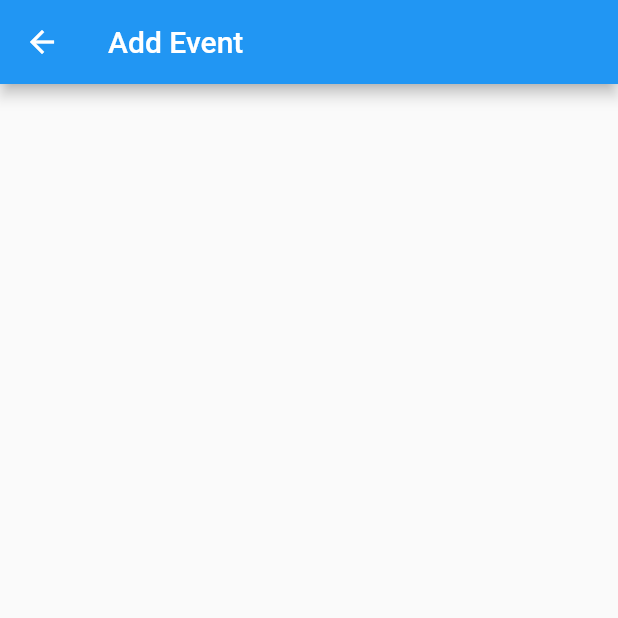
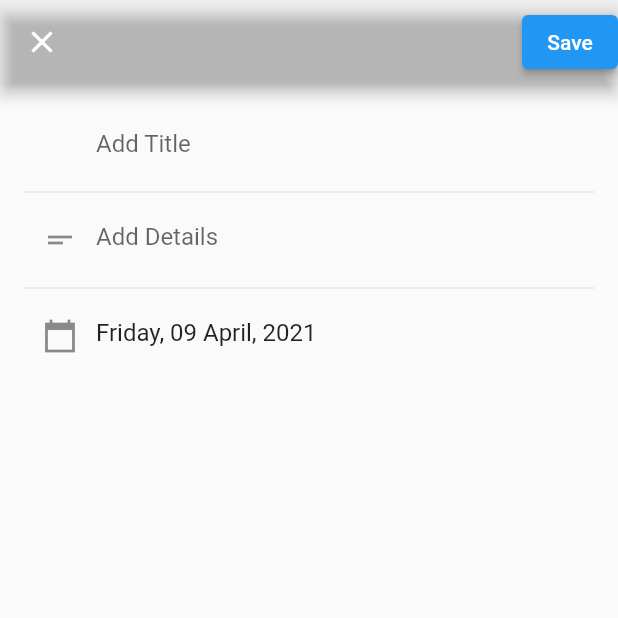
Before and after one commit to michaelSink/SDD-Project, a Flutter app: the AddEventPageScreen screen opened by its route, on a phone screen of 412 x 824 dp, the top half of it. Run offline on Flutter 3.47's test engine with Material 2 defaults, Android fonts, the phone set to English and light mode, and no system bars; drawn by our look-alikes of flutter_form_builder; our stand-ins replace cached_network_image, cloud_firestore, contacts_service, firebase_auth, firebase_storage, google_sign_in and 3 more; missing offline and left inert: firebase_helpers, google_ml_kit; accounts and stored records are empty.

Commit message:
Add Yan's Sprint 4 changes

```diff
--- /dev/null
+++ b/lib/controller/event_firestore_service.dart
@@ -0,0 +1,9 @@
+import 'package:SDD_Project/model/app_event.dart';
+import 'package:SDD_Project/model/data_constants.dart';
+import 'package:firebase_helpers/firebase_helpers.dart';
+
+final eventDBS = DatabaseService<AppEvent>(
+  AppDBConstants.eventsCollection,
+  fromDS: (id, data) => AppEvent.fromDS(id, data),
+  toMap: (event) => event.toMap(),
+);
--- a/lib/main.dart
+++ b/lib/main.dart
@@ -27,6 +27,7 @@ import 'screens/prescription_screen.dart';
 import 'screens/addprescription_screen.dart';
 import 'screens/question_screen.dart';
 import 'screens/questionhome_screen.dart';
+import 'screens/reset_password_screen.dart';
 
 void main(){
 
@@ -72,6 +73,7 @@ class AppRoutes extends StatelessWidget{
         QuestionFormScreen.routeName: (context) => QuestionFormScreen(),
         QuestionHomeScreen.routeName: (context) => QuestionHomeScreen(),
         EditFeelGoodVault.routeName: (context) => EditFeelGoodVault(),
+        ResetPasswordScreen.routeName: (context) => ResetPasswordScreen(),
       }
     );
   }
--- a/lib/screens/aboutpage_screen.dart
+++ b/lib/screens/aboutpage_screen.dart
@@ -1,5 +1,4 @@
 import 'package:SDD_Project/controller/aboutdb.dart';
-import 'package:cloud_firestore/cloud_firestore.dart';
 import 'package:flutter/material.dart';
 
 class AboutPageScreen extends StatefulWidget {
--- a/lib/screens/addeventpage_screen.dart
+++ b/lib/screens/addeventpage_screen.dart
@@ -1,9 +1,14 @@
+import 'package:SDD_Project/controller/event_firestore_service.dart';
 import 'package:flutter/material.dart';
-
+import 'package:flutter_form_builder/flutter_form_builder.dart';
+import 'package:intl/intl.dart';
 
 
 class AddEventPageScreen extends StatefulWidget {
+  final DateTime selectedDate;
   static const routeName = '/homeScreen/addEventPageScreen';
+
+  const AddEventPageScreen({Key key, this.selectedDate}) : super(key: key);
   @override
   State<StatefulWidget> createState() {
     return _AddEventPageState();
@@ -11,17 +16,85 @@ class AddEventPageScreen extends StatefulWidget {
 }
 
 class _AddEventPageState extends State<AddEventPageScreen> {
-  // final _formKey = GlobalKey<FormBuilderState>();
+  final _formKey = GlobalKey<FormBuilderState>();
   @override
   Widget build(BuildContext context) {
     return Scaffold(
       appBar: AppBar(
-        title: Text('Add Event'),
+        backgroundColor: Colors.transparent,
+        leading: IconButton(
+          icon: Icon(Icons.clear),
+          onPressed: () {
+            Navigator.pop(context);
+          },
+        ),
+        actions: [
+          Center(
+            child: ElevatedButton(
+              onPressed: () async {
+                // save event
+                bool validated = _formKey.currentState.validate();
+                if (validated) {
+                  _formKey.currentState.save();
+                  final data =
+                      Map<String, dynamic>.from(_formKey.currentState.value);
+                  data['date'] =
+                      (data['date'] as DateTime).millisecondsSinceEpoch;
+                  // data['userId'] = context.read(userRepoProvider).user.id;
+                  await eventDBS.create(data);
+                  Navigator.pop(context);
+                }
+              },
+              child: Text("Save"),
+            ),
+          )
+        ],
       ),
       body: ListView(
         padding: const EdgeInsets.all(16.0),
         children: <Widget>[
-
+          FormBuilder(
+            key: _formKey,
+            child: Column(
+              children: [
+                FormBuilderTextField(
+                  validator: FormBuilderValidators.compose(
+                      [FormBuilderValidators.required(context)]),
+                  name: "title",
+                  decoration: InputDecoration(
+                    hintText: "Add Title",
+                    border: InputBorder.none,
+                    contentPadding: const EdgeInsets.only(left: 48.0),
+                  ),
+                ),
+                Divider(),
+                FormBuilderTextField(
+                  name: "description",
+                  maxLines: 5,
+                  minLines: 1,
+                  decoration: InputDecoration(
+                    border: InputBorder.none,
+                    hintText: "Add Details",
+                    prefixIcon: Icon(Icons.short_text),
+                  ),
+                ),
+                Divider(),
+                FormBuilderDateTimePicker(
+                  validator: FormBuilderValidators.compose(
+                      [FormBuilderValidators.required(context)]),
+                  name: "date",
+                  initialValue: widget.selectedDate ?? DateTime.now(),
+                  fieldHintText: "Add Date",
+                  inputType: InputType.date,
+                  format: DateFormat('EEEE, dd MMMM, yyyy'),
+                  decoration: InputDecoration(
+                    border: InputBorder.none,
+                    prefixIcon: Icon(Icons.calendar_today_sharp),
+                  ),
+                )
+              ],
+            ),
+          ),
         ],
       ),
     );
--- a/lib/screens/home_screen.dart
+++ b/lib/screens/home_screen.dart
@@ -316,6 +316,6 @@ class _Controller {
   }
 
   void calender() {
-    Navigator.pushNamed(_state.context, CalenderScreen.routeName);
+    Navigator.pushNamed(_state.context, CalenderScreen.routeName, arguments: {'user': _state.user});
   }
 }
```
Also changed, not shown: lib/model/app_event.dart (added, +108 -0 lines), lib/model/data_constants.dart (added, +8 -0 lines), lib/screens/calender_screen.dart (+88 -8 lines), lib/screens/reset_password_screen.dart (added, +92 -0 lines), pubspec.yaml (+6 -4 lines), pubspec.lock.
